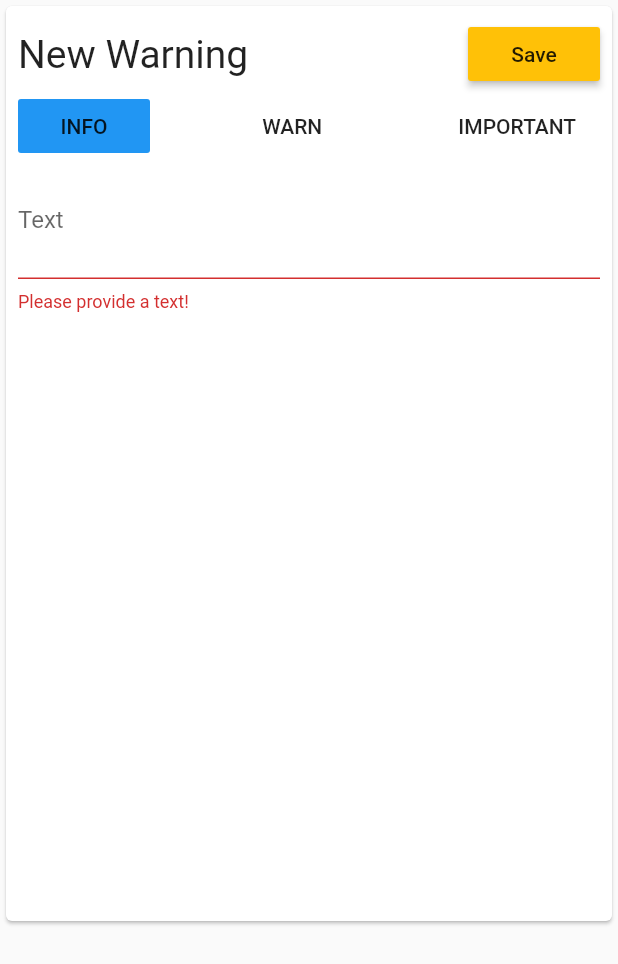
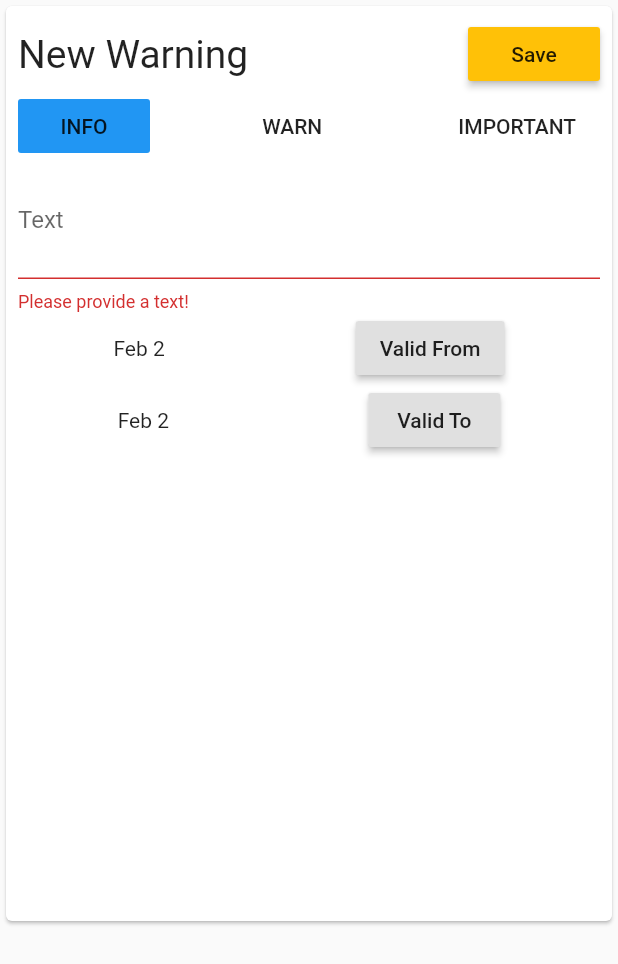
Before and after one commit to mPtrsn/doku-maker-app, a Flutter app: the NewRoomWarningModal widget shown alone on an empty page, opened directly, after a tap on "Save", on a phone screen of 412 x 824 dp. Shown: the top 964 px of the screen. Run offline on Flutter 3.47's test engine with Material 2 defaults, Android fonts, the phone set to English and light mode, and no system bars; our stand-ins replace image_picker, multi_select_flutter, shared_preferences; accounts and stored records are empty; generated files the repository leaves out were written again; network calls fail.

Commit message:
add dates to roomWarnings

```diff
--- a/lib/models/room/RoomWarning.dart
+++ b/lib/models/room/RoomWarning.dart
@@ -9,6 +9,8 @@ class RoomWarning {
   String text;
   String author;
   DateTime creationDate;
+  DateTime validFrom;
+  DateTime validTo;
 
   RoomWarning({
     this.id,
@@ -16,6 +18,8 @@ class RoomWarning {
     this.text,
     this.author,
     this.creationDate,
+    this.validFrom,
+    this.validTo,
   });
 
   factory RoomWarning.fromJson(Map<String, dynamic> json) =>
--- a/lib/screens/room/new_room_warning_modal.dart
+++ b/lib/screens/room/new_room_warning_modal.dart
@@ -3,6 +3,7 @@ import 'package:doku_maker/provider/auth_provider.dart';
 import 'package:doku_maker/provider/room_provider.dart';
 import 'package:flutter/cupertino.dart';
 import 'package:flutter/material.dart';
+import 'package:intl/intl.dart';
 import 'package:provider/provider.dart';
 
 import '../../config.dart';
@@ -19,7 +20,12 @@ class NewRoomWarningModal extends StatefulWidget {
 class _NewRoomWarningModalState extends State<NewRoomWarningModal> {
   final _form = GlobalKey<FormState>();
 
-  var _data = {'level': 'INFO', 'text': ''};
+  var _data = {
+    'level': 'INFO',
+    'text': '',
+    "validFrom": DateTime.now(),
+    "validTo": DateTime.now(),
+  };
   var _isLoading = false;
   bool _isInit = true;
 
@@ -29,6 +35,8 @@ class _NewRoomWarningModalState extends State<NewRoomWarningModal> {
       if (widget.warning != null) {
         _data['level'] = widget.warning.level;
         _data['text'] = widget.warning.text;
+        _data['validFrom'] = widget.warning.validFrom;
+        _data['validTo'] = widget.warning.validTo;
       }
       setState(() {});
       _isInit = false;
@@ -51,6 +59,8 @@ class _NewRoomWarningModalState extends State<NewRoomWarningModal> {
                   level: _data['level'],
                   author: widget.warning.author,
                   creationDate: widget.warning.creationDate,
+                  validFrom: (_data["validFrom"] as DateTime).toUtc(),
+                  validTo: (_data["validTo"] as DateTime).toUtc(),
                   text: _data['text']));
         } else {
           await Provider.of<RoomProvider>(context, listen: false).addWarning(
@@ -59,6 +69,8 @@ class _NewRoomWarningModalState extends State<NewRoomWarningModal> {
                 id: null,
                 level: _data['level'],
                 creationDate: DateTime.now().toUtc(),
+                validFrom: (_data["validFrom"] as DateTime).toUtc(),
+                validTo: (_data["validTo"] as DateTime).toUtc(),
                 text: _data['text'],
                 author:
                     Provider.of<AuthProvider>(context, listen: false).userId,
@@ -75,6 +87,18 @@ class _NewRoomWarningModalState extends State<NewRoomWarningModal> {
     }
   }
 
+  Future _selectDate(BuildContext context, String dateField) async {
+    final DateTime selected = await showDatePicker(
+      context: context,
+      initialDate: _data[dateField],
+      firstDate: DateTime(DateTime.now().year - 1),
+      lastDate: DateTime(DateTime.now().year + 1),
+    );
+    setState(() {
+      _data[dateField] = selected;
+    });
+  }
+
   @override
   Widget build(BuildContext context) {
     return Container(
@@ -87,6 +111,8 @@ class _NewRoomWarningModalState extends State<NewRoomWarningModal> {
                 child: Form(
                   key: _form,
                   child: Column(
+                    children: [
+                      Column(
                         crossAxisAlignment: CrossAxisAlignment.end,
                         children: [
                           Container(
@@ -105,6 +131,8 @@ class _NewRoomWarningModalState extends State<NewRoomWarningModal> {
                                 ),
                               ],
                             ),
+                          ),
+                        ],
                       ),
                       Row(
                         mainAxisAlignment: MainAxisAlignment.spaceBetween,
@@ -159,6 +187,34 @@ class _NewRoomWarningModalState extends State<NewRoomWarningModal> {
                         },
                         onFieldSubmitted: (value) => _saveForm(),
                       ),
+                      Row(
+                        mainAxisAlignment: MainAxisAlignment.spaceAround,
+                        children: [
+                          Text(
+                            DateFormat.MMMd().format(_data["validFrom"]),
+                          ),
+                          RaisedButton(
+                            onPressed: () {
+                              _selectDate(context, "validFrom");
+                            },
+                            child: Text("Valid From"),
+                          ),
+                        ],
+                      ),
+                      Row(
+                        mainAxisAlignment: MainAxisAlignment.spaceAround,
+                        children: [
+                          Text(
+                            DateFormat.MMMd().format(_data["validTo"]),
+                          ),
+                          RaisedButton(
+                            onPressed: () {
+                              _selectDate(context, "validTo");
+                            },
+                            child: Text("Valid To"),
+                          ),
+                        ],
+                      ),
                     ],
                   ),
                 ),
--- a/lib/screens/room/room_detail_screen.dart
+++ b/lib/screens/room/room_detail_screen.dart
@@ -1,7 +1,7 @@
 import 'package:doku_maker/provider/room_provider.dart';
 import 'package:doku_maker/widgets/main_drawer.dart';
 import 'package:doku_maker/widgets/room/room_entries_view.dart';
-import 'package:doku_maker/widgets/room/room_warnings.dart';
+import 'package:doku_maker/widgets/room/room_warnings_view.dart';
 import 'package:flutter/material.dart';
 import 'package:flutter/widgets.dart';
 import 'package:provider/provider.dart';
```
Also changed, not shown: lib/widgets/room/room_warnings_view.dart (renamed from lib/widgets/room/room_warnings.dart, +41 -5 lines), lib/models/room/RoomWarning.g.dart. Lines whose indentation alone changed are shown as unchanged.
